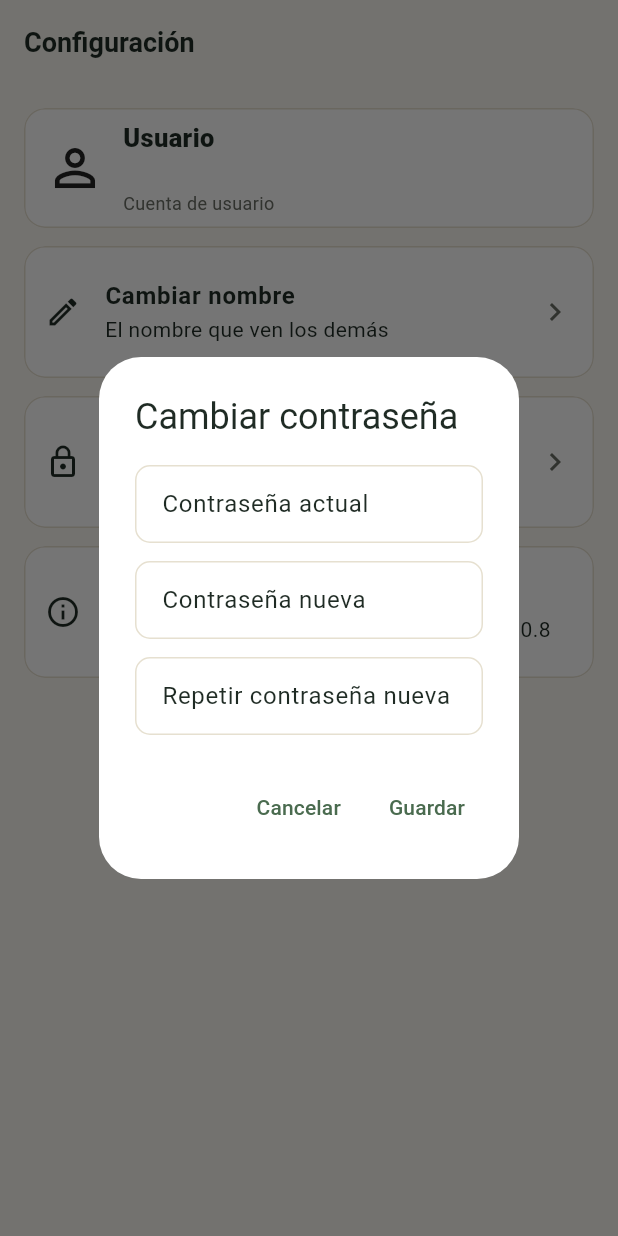
After one commit to nicolassepulvedac/reviste, a Flutter app: the ConfiguracionScreen screen opened by its route, after a tap on "Cambiar contraseña", on a phone screen of 412 x 824 dp. The commit adds this screen. Run offline on Flutter 3.47's test engine with Material 3 defaults, Android fonts, the phone set to English and light mode, and no system bars; our stand-ins replace cloud_firestore, firebase_auth, firebase_core, flutter_riverpod, go_router, shared_preferences; accounts and stored records are empty.

Commit message:
v0.8: configuración de cuenta, nombre en todas partes y selector de talla

```diff
--- a/lib/core/constants.dart
+++ b/lib/core/constants.dart
@@ -6,3 +6,8 @@ const List<String> kFiltros = ['Todo', 'Mujer', 'Hombre', 'Accesorios'];
 
 /// Estado en que se encuentra la prenda.
 const List<String> kEstados = ['Excelente', 'Bueno', 'Aceptable'];
+
+/// Tallas del selector al publicar. Con [kTallaOtra] se escribe una talla
+/// distinta (por ejemplo una numérica, como 38).
+const List<String> kTallas = ['XS', 'S', 'M', 'L', 'XL', 'XXL', 'Única'];
+const String kTallaOtra = 'Otra…';
--- a/lib/data/repositories/prenda_local_repository.dart
+++ b/lib/data/repositories/prenda_local_repository.dart
@@ -30,6 +30,16 @@ class PrendaLocalRepository implements PrendaRepository {
   @override
   Future<void> eliminarPrenda(String id) async {
     _prendas.removeWhere((p) => p.id == id);
+  }
+
+  @override
+  Future<void> actualizarVendedor(String vendedorUid, String nombre) async {
+    if (vendedorUid.isEmpty) return;
+    for (var i = 0; i < _prendas.length; i++) {
+      if (_prendas[i].vendedorUid == vendedorUid) {
+        _prendas[i] = _prendas[i].copyWith(vendedor: nombre);
+      }
+    }
   }
 }
 
--- a/lib/data/repositories/prenda_repository.dart
+++ b/lib/data/repositories/prenda_repository.dart
@@ -9,4 +9,7 @@ abstract class PrendaRepository {
   Future<Prenda> crearPrenda(Prenda prenda);
   Future<void> actualizarPrenda(Prenda prenda);
   Future<void> eliminarPrenda(String id);
+
+  /// Cambia el nombre del vendedor en todas las prendas de esa cuenta.
+  Future<void> actualizarVendedor(String vendedorUid, String nombre);
 }
--- a/lib/data/repositories/usuario_repository.dart
+++ b/lib/data/repositories/usuario_repository.dart
@@ -11,6 +11,14 @@ class UsuarioRepository {
       : _db = firestore ?? FirebaseFirestore.instance;
 
   final FirebaseFirestore _db;
+
+  /// Guarda el nombre nuevo en el perfil de la cuenta (`usuarios/{uid}`).
+  Future<void> actualizarNombre(String uid, String nombre) async {
+    await _db
+        .collection('usuarios')
+        .doc(uid)
+        .update({'nombre': nombre}).timeout(const Duration(seconds: 15));
+  }
 
   /// Rol de la cuenta, actualizado en vivo. Si la cuenta aún no tiene
   /// documento (primer ingreso) se crea con el rol de usuario.
--- a/lib/data/services/auth_service.dart
+++ b/lib/data/services/auth_service.dart
@@ -32,6 +32,30 @@ class AuthService {
   }
 
   Future<void> cerrarSesion() => _auth.signOut();
+
+  /// Cambia el nombre que se muestra de la cuenta.
+  Future<void> cambiarNombre(String nombre) async {
+    final usuario = _auth.currentUser;
+    await usuario?.updateDisplayName(nombre.trim());
+    await usuario?.reload();
+  }
+
+  /// Cambia la contraseña. Firebase exige confirmar la identidad, por eso
+  /// primero se vuelve a validar la contraseña actual.
+  Future<void> cambiarClave({
+    required String actual,
+    required String nueva,
+  }) async {
+    final usuario = _auth.currentUser;
+    final correo = usuario?.email;
+    if (usuario == null || correo == null) {
+      throw FirebaseAuthException(code: 'user-not-found');
+    }
+    await usuario.reauthenticateWithCredential(
+      EmailAuthProvider.credential(email: correo, password: actual),
+    );
+    await usuario.updatePassword(nueva);
+  }
 }
 
 /// Traduce los errores de Firebase Auth a mensajes en español.
--- a/lib/presentation/providers/prendas_provider.dart
+++ b/lib/presentation/providers/prendas_provider.dart
@@ -51,6 +51,17 @@ class PrendasNotifier extends AsyncNotifier<List<Prenda>> {
     ref.read(carritoProvider.notifier).quitar(id);
   }
 
+  /// Cambia el nombre del vendedor en las prendas de una cuenta (cuando la
+  /// persona cambia su nombre).
+  Future<void> renombrarVendedor(String uid, String nombre) async {
+    await future; // espera a que termine de cargar la lista
+    await _repo.actualizarVendedor(uid, nombre);
+    state = AsyncData([
+      for (final p in _actuales)
+        if (p.vendedorUid == uid) p.copyWith(vendedor: nombre) else p,
+    ]);
+  }
+
   /// Descuenta el stock de lo comprado.
   Future<void> comprar(List<CarritoItem> items) async {
     final cantidades = {for (final i in items) i.prenda.id: i.cantidad};
--- a/lib/presentation/router.dart
+++ b/lib/presentation/router.dart
@@ -5,6 +5,7 @@ import 'package:flutter/foundation.dart';
 import 'package:go_router/go_router.dart';
 
 import 'screens/checkout_screen.dart';
+import 'screens/configuracion_screen.dart';
 import 'screens/detalle_screen.dart';
 import 'screens/favoritos_screen.dart';
 import 'screens/home_shell.dart';
@@ -79,6 +80,10 @@ final GoRouter appRouter = GoRouter(
       builder: (context, state) => const MisPublicacionesScreen(),
     ),
     GoRoute(
+      path: '/configuracion',
+      builder: (context, state) => const ConfiguracionScreen(),
+    ),
+    GoRoute(
       path: '/favoritos',
       builder: (context, state) => const FavoritosScreen(),
     ),
--- /dev/null
+++ b/lib/presentation/screens/configuracion_screen.dart
@@ -0,0 +1,329 @@
+import 'package:firebase_auth/firebase_auth.dart';
+import 'package:flutter/material.dart';
+import 'package:flutter_riverpod/flutter_riverpod.dart';
+
+import '../../core/theme.dart';
+import '../../core/ui.dart';
+import '../../data/services/auth_service.dart';
+import '../providers/auth_provider.dart';
+import '../providers/prendas_provider.dart';
+import '../providers/rol_provider.dart';
+
+/// Ajustes de la cuenta: ver los datos, cambiar el nombre y cambiar la
+/// contraseña (pidiendo la actual).
+class ConfiguracionScreen extends ConsumerWidget {
+  const ConfiguracionScreen({super.key});
+
+  Future<void> _cambiarNombre(BuildContext context, WidgetRef ref) async {
+    final nombre = await showDialog<String>(
+      context: context,
+      builder: (ctx) => _DialogoNombre(inicial: ref.read(nombreUsuarioProvider)),
+    );
+    if (nombre == null) return;
+    try {
+      await ref.read(authServiceProvider).cambiarNombre(nombre);
+    } catch (error) {
+      if (!context.mounted) return;
+      mostrarMensaje(context, mensajeErrorAuth(error));
+      return;
+    }
+
+    // El nombre también está en el perfil de Firestore y en las prendas
+    // publicadas, así que se actualiza ahí. (Los pedidos no se tocan: son el
+    // registro de cada compra.)
+    var completo = true;
+    final uid = ref.read(uidUsuarioProvider);
+    if (uid != null) {
+      try {
+        await ref.read(usuarioRepositoryProvider).actualizarNombre(uid, nombre);
+      } catch (_) {
+        completo = false;
+      }
+      try {
+        await ref.read(prendasProvider.notifier).renombrarVendedor(uid, nombre);
+      } catch (_) {
+        completo = false;
+      }
+    }
+    if (!context.mounted) return;
+    mostrarMensaje(
+      context,
+      completo
+          ? 'Nombre actualizado'
+          : 'Nombre actualizado, pero no en todas tus publicaciones',
+    );
+  }
+
+  Future<void> _cambiarClave(BuildContext context, WidgetRef ref) async {
+    final claves = await showDialog<(String, String)>(
+      context: context,
+      builder: (ctx) => const _DialogoClave(),
+    );
+    if (claves == null) return;
+    try {
+      await ref
+          .read(authServiceProvider)
+          .cambiarClave(actual: claves.$1, nueva: claves.$2);
+      if (!context.mounted) return;
+      mostrarMensaje(context, 'Contraseña actualizada');
+    } catch (error) {
+      if (!context.mounted) return;
+      final claveMala = error is FirebaseAuthException &&
+          (error.code == 'invalid-credential' ||
+              error.code == 'wrong-password');
+      mostrarMensaje(
+        context,
+        claveMala ? 'La contraseña actual es incorrecta' : mensajeErrorAuth(error),
+      );
+    }
+  }
+
+  @override
+  Widget build(BuildContext context, WidgetRef ref) {
+    final nombre = ref.watch(nombreUsuarioProvider);
+    final correo = ref.watch(correoUsuarioProvider);
+    final esAdmin = ref.watch(esAdminProvider);
+
+    return Scaffold(
+      appBar: buildAppBar('Configuración'),
+      body: ListView(
+        padding: const EdgeInsets.all(16),
+        children: [
+          _Caja(
+            child: Row(
+              children: [
+                const Icon(Icons.person_outline, size: 40),
+                const SizedBox(width: 12),
+                Expanded(
+                  child: Column(
+                    crossAxisAlignment: CrossAxisAlignment.start,
+                    children: [
+                      Text(
+                        nombre,
+                        maxLines: 1,
+                        overflow: TextOverflow.ellipsis,
+                        style: const TextStyle(
+                          fontSize: 17,
+                          fontWeight: FontWeight.w800,
+                        ),
+                      ),
+                      Text(
+                        correo,
+                        maxLines: 1,
+                        overflow: TextOverflow.ellipsis,
+                        style: const TextStyle(color: kGrisTexto),
+                      ),
+                      const SizedBox(height: 2),
+                      Text(
+                        esAdmin ? 'Cuenta de administrador' : 'Cuenta de usuario',
+                        style: const TextStyle(color: kGrisTexto, fontSize: 12),
+                      ),
+                    ],
+                  ),
+                ),
+              ],
+            ),
+          ),
+          const SizedBox(height: 12),
+          _Caja(
+            child: ListTile(
+              contentPadding: EdgeInsets.zero,
+              leading: const Icon(Icons.edit_outlined),
+              title: const Text(
+                'Cambiar nombre',
+                style: TextStyle(fontWeight: FontWeight.w700),
+              ),
+              subtitle: const Text('El nombre que ven los demás'),
+              trailing: const Icon(Icons.chevron_right, color: kGrisTexto),
+              onTap: () => _cambiarNombre(context, ref),
+            ),
+          ),
+          const SizedBox(height: 12),
+          _Caja(
+            child: ListTile(
+              contentPadding: EdgeInsets.zero,
+              leading: const Icon(Icons.lock_outline),
+              title: const Text(
+                'Cambiar contraseña',
+                style: TextStyle(fontWeight: FontWeight.w700),
+              ),
+              subtitle: const Text('Necesitas tu contraseña actual'),
+              trailing: const Icon(Icons.chevron_right, color: kGrisTexto),
+              onTap: () => _cambiarClave(context, ref),
+            ),
+          ),
+          const SizedBox(height: 12),
+          const _Caja(
+            child: ListTile(
+              contentPadding: EdgeInsets.zero,
+              leading: Icon(Icons.info_outline),
+              title: Text(
+                'Acerca de ReViste',
+                style: TextStyle(fontWeight: FontWeight.w700),
+              ),
+              subtitle: Text('Tienda de ropa de segunda mano · versión 0.8'),
+            ),
+          ),
+        ],
+      ),
+    );
+  }
+}
+
+class _Caja extends StatelessWidget {
+  final Widget child;
+
+  const _Caja({required this.child});
+
+  @override
+  Widget build(BuildContext context) {
+    // Material (y no un Container con color) para que el efecto al tocar los
+    // ListTile se vea.
+    return Material(
+      color: Colors.white,
+      clipBehavior: Clip.antiAlias,
+      shape: RoundedRectangleBorder(
+        borderRadius: BorderRadius.circular(14),
+        side: const BorderSide(color: kBorde),
+      ),
+      child: Padding(
+        padding: const EdgeInsets.symmetric(horizontal: 14, vertical: 8),
+        child: child,
+      ),
+    );
+  }
+}
+
+/// Cuadro para escribir el nombre nuevo (mínimo 3 letras).
+class _DialogoNombre extends StatefulWidget {
+  final String inicial;
+
+  const _DialogoNombre({required this.inicial});
+
+  @override
+  State<_DialogoNombre> createState() => _DialogoNombreState();
+}
+
+class _DialogoNombreState extends State<_DialogoNombre> {
+  final _formKey = GlobalKey<FormState>();
+  late final TextEditingController _controlador =
+      TextEditingController(text: widget.inicial);
+
+  @override
+  void dispose() {
+    _controlador.dispose();
+    super.dispose();
+  }
+
+  void _guardar() {
+    if (!_formKey.currentState!.validate()) return;
+    Navigator.of(context).pop(_controlador.text.trim());
+  }
+
+  @override
+  Widget build(BuildContext context) {
+    return AlertDialog(
+      title: const Text('Cambiar nombre'),
+      content: Form(
+        key: _formKey,
+        child: TextFormField(
+          controller: _controlador,
+          autofocus: true,
+          textCapitalization: TextCapitalization.words,
+          decoration: campoDeco('Nombre'),
+          validator: (v) => (v == null || v.trim().length < 3)
+              ? 'Ingresa al menos 3 letras'
+              : null,
+          onFieldSubmitted: (_) => _guardar(),
+        ),
+      ),
+      actions: [
+        TextButton(
+          onPressed: () => Navigator.of(context).pop(),
+          child: const Text('Cancelar'),
+        ),
+        TextButton(onPressed: _guardar, child: const Text('Guardar')),
+      ],
+    );
+  }
+}
+
+/// Cuadro para cambiar la contraseña: actual, nueva y repetir la nueva.
+class _DialogoClave extends StatefulWidget {
+  const _DialogoClave();
+
+  @override
+  State<_DialogoClave> createState() => _DialogoClaveState();
+}
+
+class _DialogoClaveState extends State<_DialogoClave> {
+  final _formKey = GlobalKey<FormState>();
+  final _actual = TextEditingController();
+  final _nueva = TextEditingController();
+  final _repetir = TextEditingController();
+
+  @override
+  void dispose() {
+    _actual.dispose();
+    _nueva.dispose();
+    _repetir.dispose();
+    super.dispose();
+  }
+
+  void _guardar() {
+    if (!_formKey.currentState!.validate()) return;
+    Navigator.of(context).pop((_actual.text, _nueva.text));
+  }
+
+  @override
+  Widget build(BuildContext context) {
+    return AlertDialog(
+      title: const Text('Cambiar contraseña'),
+      content: SingleChildScrollView(
+        child: Form(
+          key: _formKey,
+          child: Column(
+            mainAxisSize: MainAxisSize.min,
+            children: [
+              TextFormField(
+                controller: _actual,
+                obscureText: true,
+                decoration: campoDeco('Contraseña actual'),
+                validator: (v) => (v == null || v.isEmpty)
+                    ? 'Ingresa tu contraseña actual'
+                    : null,
+              ),
+              const SizedBox(height: 12),
+              TextFormField(
+                controller: _nueva,
+                obscureText: true,
+                decoration: campoDeco('Contraseña nueva'),
+                validator: (v) {
+                  if (v == null || v.length < 6) return 'Mínimo 6 caracteres';
+                  if (v == _actual.text) return 'Debe ser distinta a la actual';
+                  return null;
+                },
+              ),
+              const SizedBox(height: 12),
+              TextFormField(
+                controller: _repetir,
+                obscureText: true,
+                decoration: campoDeco('Repetir contraseña nueva'),
+                validator: (v) =>
+                    v != _nueva.text ? 'Las contraseñas no coinciden' : null,
+                onFieldSubmitted: (_) => _guardar(),
+              ),
+            ],
+          ),
+        ),
+      ),
+      actions: [
+        TextButton(
+          onPressed: () => Navigator.of(context).pop(),
+          child: const Text('Cancelar'),
+        ),
+        TextButton(onPressed: _guardar, child: const Text('Guardar')),
+      ],
+    );
+  }
+}
--- a/lib/presentation/screens/perfil_screen.dart
+++ b/lib/presentation/screens/perfil_screen.dart
@@ -3,7 +3,6 @@ import 'package:flutter_riverpod/flutter_riverpod.dart';
 import 'package:go_router/go_router.dart';
 
 import '../../core/theme.dart';
-import '../../core/ui.dart';
 import '../providers/auth_provider.dart';
 import '../providers/carrito_provider.dart';
 import '../providers/favoritos_provider.dart';
@@ -153,7 +152,7 @@ class PerfilScreen extends ConsumerWidget {
                 icono: Icons.settings_outlined,
                 titulo: 'Configuración',
                 subtitulo: 'Ajustes de cuenta',
-                onTap: () => mostrarMensaje(context, 'Próximamente'),
+                onTap: () => context.push('/configuracion'),
               ),
               _OpcionMenu(
                 icono: Icons.logout,
```
Also changed, not shown: lib/data/repositories/prenda_firestore_repository.dart (+16 -0 lines), lib/presentation/screens/publicar_screen.dart (+45 -7 lines), docs/capturas_v08/Screenshot_1(configuracion).png (added), docs/capturas_v08/Screenshot_2(cambiar nombre).png (added), docs/capturas_v08/Screenshot_3(cambiar contra).png (added), docs/capturas_v08/Screenshot_4(tallas y 'otra').png (added), docs/capturas_v08/Screenshot_5(testeo).png (added), 4 other files.
